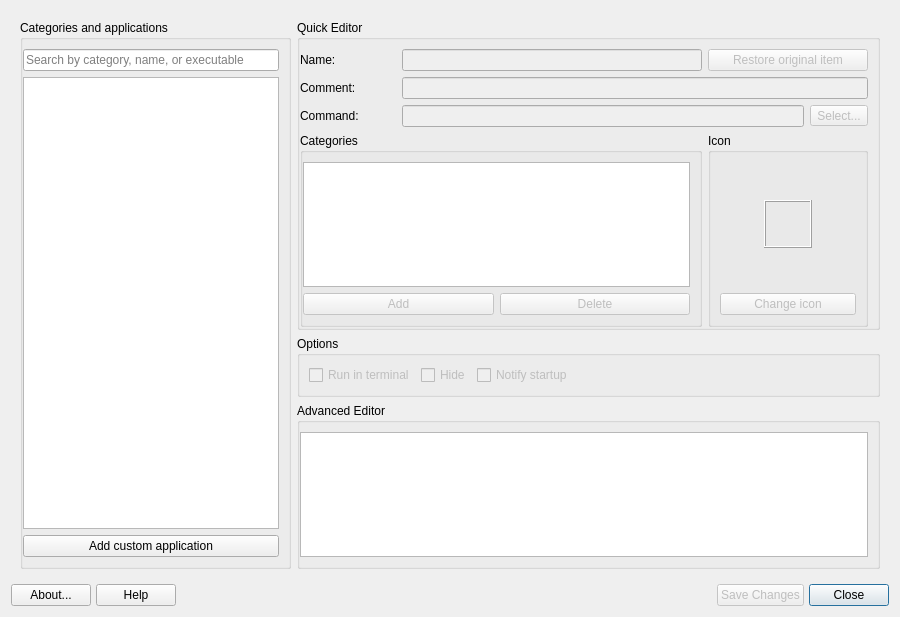
Qt form src/mainwindow.ui (AdrianTM/mx-menu-editor) before a commit.
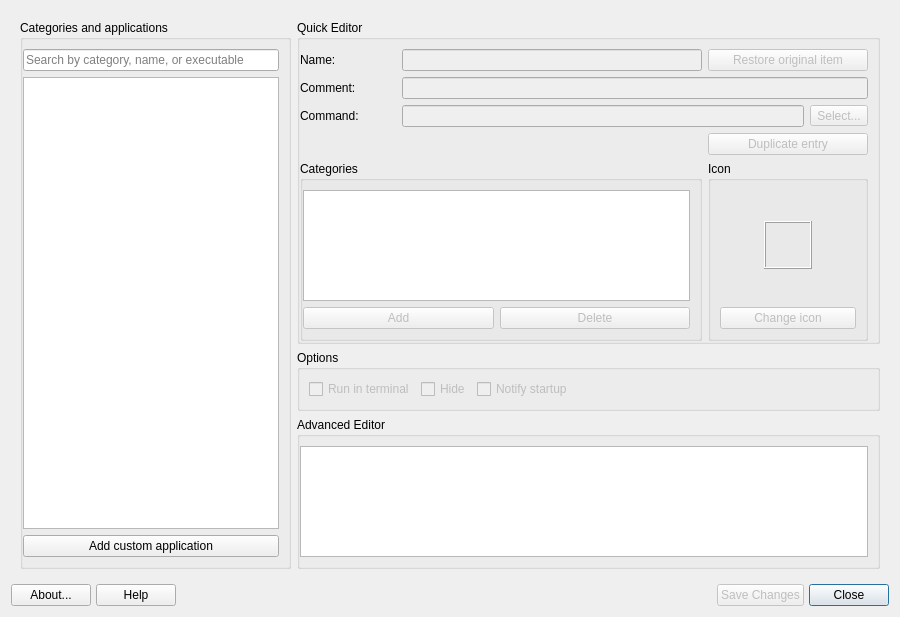
The same form after that commit. Icons and pictures are not drawn.

Commit message:
Add button to duplicate a menu entry
Lets a user create multiple independently-editable launcher entries
for the same application, writing a new .desktop file with a
collision-avoiding "-copy"/"-copy-2"/... basename and a "(copy)"
suffixed Name.

Diff of the .ui file:
```diff
--- a/src/mainwindow.ui
+++ b/src/mainwindow.ui
@@ -230,6 +230,20 @@
             </property>
            </widget>
           </item>
+          <item row="3" column="4" colspan="2">
+           <widget class="QPushButton" name="pushDuplicateApp">
+            <property name="enabled">
+             <bool>false</bool>
+            </property>
+            <property name="text">
+             <string>Duplicate entry</string>
+            </property>
+            <property name="icon">
+             <iconset theme="edit-copy">
+              <normaloff>.</normaloff>.</iconset>
+            </property>
+           </widget>
+          </item>
           <item row="4" column="4" rowspan="3" colspan="2">
            <widget class="QGroupBox" name="groupIconBox">
             <property name="title">
```
The commit also changes 5 other files.
